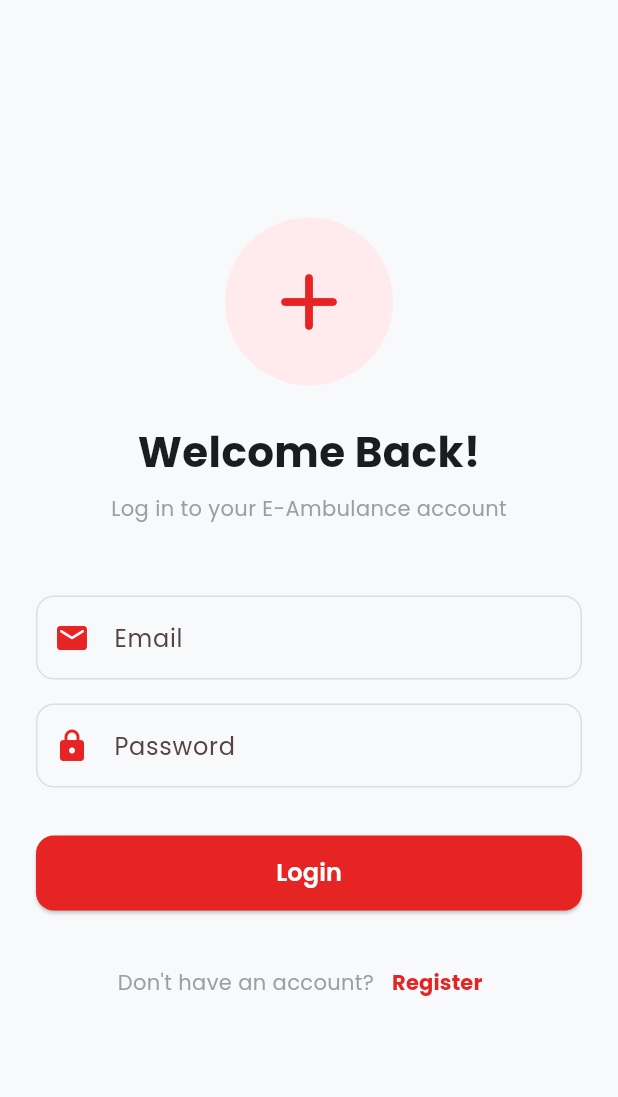
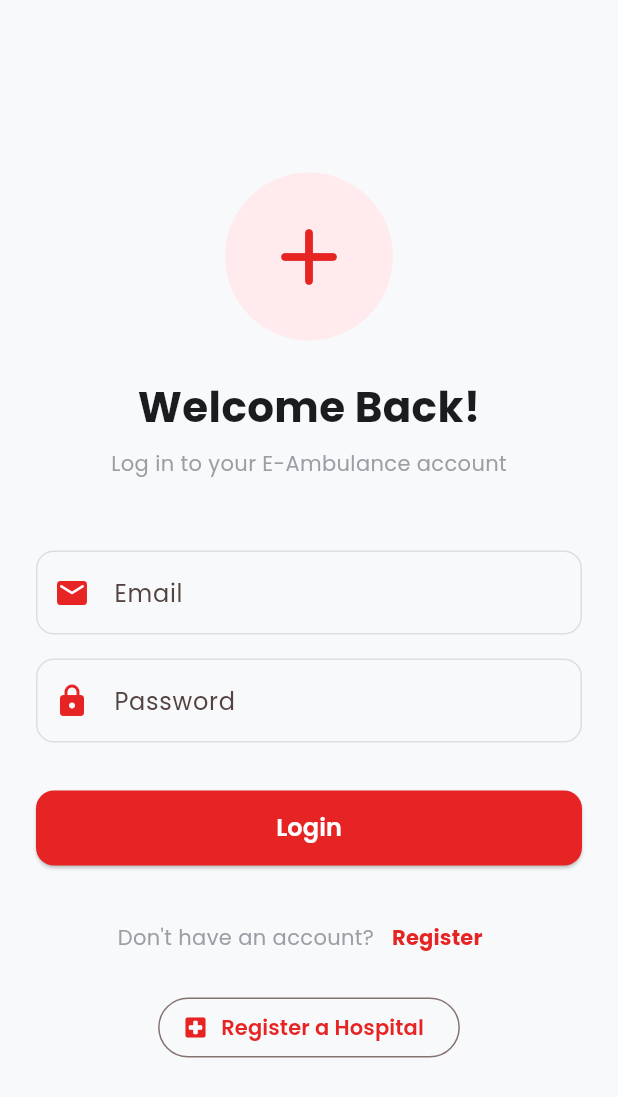
Before and after one commit to Tahmid2K22/Smart-Traffic-Control-and-Emergency-Preemption-System-, a Flutter app: the screen it shows after launch, on a phone screen of 412 x 824 dp. Shown: the top 1097 px of the screen. Run offline on Flutter 3.47's test engine with Material 3 defaults, Android fonts, the phone set to English and light mode, and no system bars; our stand-ins replace cloud_firestore, firebase_auth, firebase_core, firebase_storage, flutter_blue_plus, flutter_dotenv and 10 more; accounts and stored records are empty.

Commit message:
Fix BLE dependencies and login entry point
Co-authored-by: Copilot <223556219+Copilot@users.noreply.github.com>

```diff
--- a/lib/pages/login_page.dart
+++ b/lib/pages/login_page.dart
@@ -7,6 +7,7 @@ import 'package:shared_preferences/shared_preferences.dart';
 import '../constants/colors.dart';
 import '../services/auth_service.dart';
 import 'register_page.dart';
+import 'hospital_register_page.dart';
 
 class LoginPage extends StatefulWidget {
   const LoginPage({super.key});
@@ -175,6 +176,28 @@ class _LoginPageState extends State<LoginPage> {
                     ),
                   ],
                 ),
+                const SizedBox(height: 12),
+                OutlinedButton.icon(
+                  onPressed: () {
+                    Navigator.push(
+                      context,
+                      MaterialPageRoute(
+                        builder: (context) => const HospitalRegisterPage(),
+                      ),
+                    );
+                  },
+                  icon: const Icon(
+                    Icons.local_hospital_rounded,
+                    color: AppColors.primary,
+                  ),
+                  label: Text(
+                    'Register a Hospital',
+                    style: GoogleFonts.poppins(
+                      color: AppColors.primary,
+                      fontWeight: FontWeight.w600,
+                    ),
+                  ),
+                ),
               ],
             ),
           ),
--- a/pubspec.yaml
+++ b/pubspec.yaml
@@ -54,6 +54,8 @@ dependencies:
   http: ^1.4.0
   supabase_flutter: ^2.9.0
   flutter_dotenv: ^5.2.1
+  flutter_blue_plus: ^2.3.14
+  crypto: ^3.0.8
 
 dev_dependencies:
   flutter_test:
```
Also changed, not shown: lib/services/ble_traffic_service.dart (+5 -2 lines), pubspec.lock, 3 other files.
